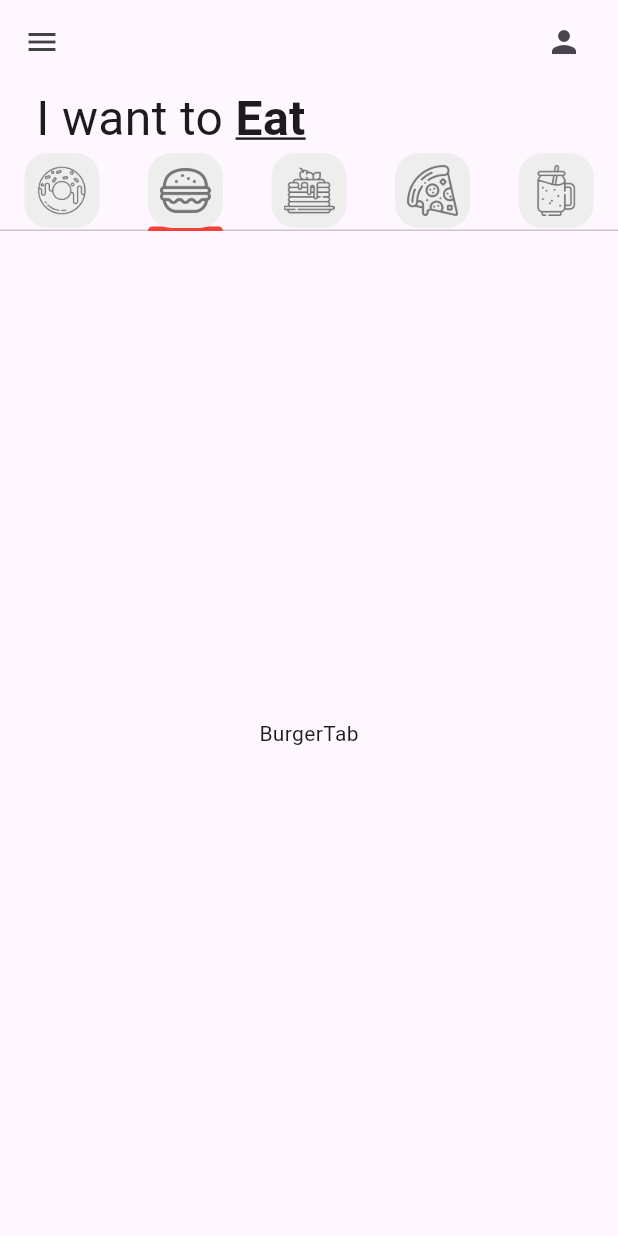
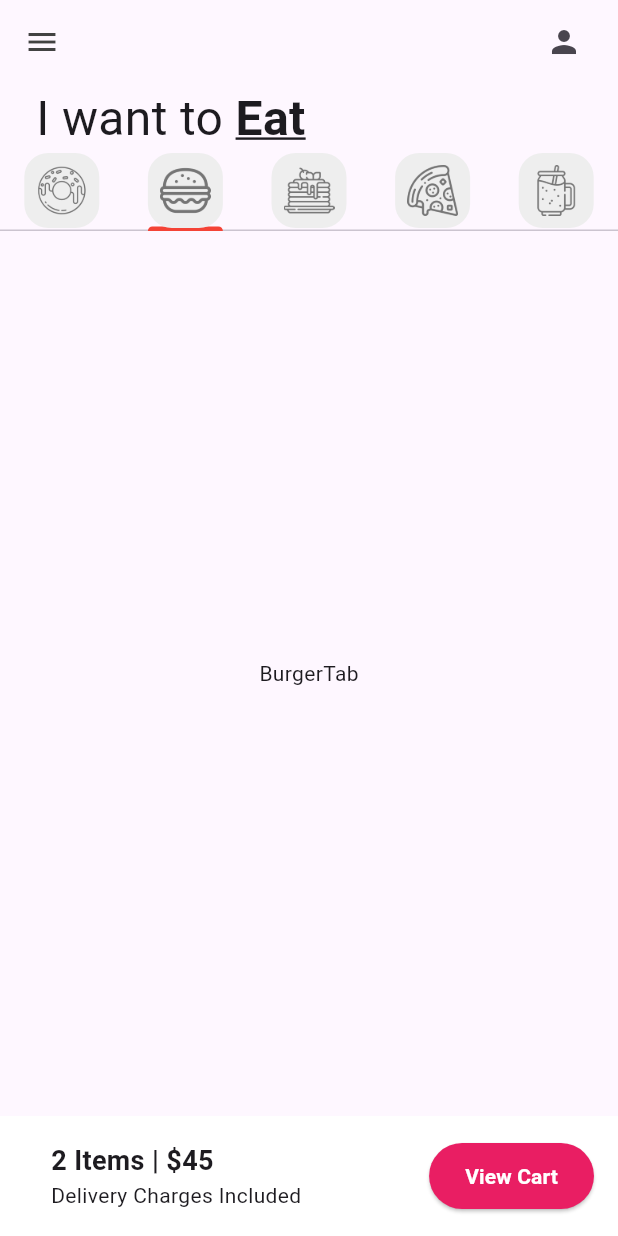
Before and after one commit to elgranjacob/donut_app_4sa, a Flutter app: the screen it shows after launch, tab 2 chosen, on a phone screen of 412 x 824 dp. Run offline on Flutter 3.47's test engine with Material 3 defaults, Android fonts, the phone set to English and light mode, and no system bars.

Commit message:
Shopping Cart Added

```diff
--- a/lib/pages/home_page.dart
+++ b/lib/pages/home_page.dart
@@ -4,9 +4,11 @@ import 'package:donut_app_4sa/tabs/pancakes_tab.dart';
 import 'package:donut_app_4sa/tabs/pizza_tab.dart';
 import 'package:donut_app_4sa/tabs/smothies_tab.dart';
 import 'package:donut_app_4sa/utils/my_tab.dart';
+import 'package:donut_app_4sa/utils/shopping_cart.dart';
 import 'package:flutter/material.dart';
 
-class HomePage extends StatefulWidget { //los datos que va cambiando el usuario y por lo mismo se van actualizando (cuando necesitamos cambios)
+class HomePage extends StatefulWidget {
+  //los datos que va cambiando el usuario y por lo mismo se van actualizando (cuando necesitamos cambios)
   const HomePage({super.key});
 
   @override
@@ -29,10 +31,7 @@ class _HomePageState extends State<HomePage> {
           appBar: AppBar(
             backgroundColor: Colors.transparent,
             //icono de la izquierda
-          leading: Icon(
-            Icons.menu,
-            color: Colors.grey[800]
-            ),
+            leading: Icon(Icons.menu, color: Colors.grey[800]),
             actions: [
               Padding(
                 padding: const EdgeInsets.only(right: 24.0),
@@ -47,17 +46,21 @@ class _HomePageState extends State<HomePage> {
                 padding: EdgeInsets.symmetric(horizontal: 24),
                 child: Row(
                   children: [
-                Text('I want to ', style: TextStyle(
-                  fontSize: 32
-                ),),
-                Text('Eat', style: TextStyle(
+                    Text(
+                      'I want to ',
+                      style: TextStyle(fontSize: 32),
+                    ),
+                    Text(
+                      'Eat',
+                      style: TextStyle(
                         //Tamaño de letra
                         fontSize: 32,
                         // Negritas
                         fontWeight: FontWeight.bold,
                         //Subrayado
                         decoration: TextDecoration.underline,
-                ),),
+                      ),
+                    ),
                   ],
                 ),
               ),
@@ -72,11 +75,11 @@ class _HomePageState extends State<HomePage> {
                   PanCakesTab(),
                   PizzaTab()
                 ]),
-          )
+              ),
               //4. Carrito (Cart)
+              const ShoppingCart()
             ],
-        )
-      ),
+          )),
     );
   }
 }
--- /dev/null
+++ b/lib/utils/shopping_cart.dart
@@ -0,0 +1,46 @@
+import 'package:flutter/material.dart';
+
+class ShoppingCart extends StatelessWidget {
+  const ShoppingCart({
+    super.key,
+  });
+
+  @override
+  Widget build(BuildContext context) {
+    return Container(
+      color: Colors.white,
+      padding: const EdgeInsets.all(16),
+      child: Row(
+        mainAxisAlignment: MainAxisAlignment.spaceBetween,
+        children: [
+          const Padding(
+            padding: EdgeInsets.only(left: 18),
+            child: Column(
+              crossAxisAlignment: CrossAxisAlignment.start,
+              children: [
+                Text(
+                  '2 Items | \$45',
+                  style: TextStyle(
+                      fontWeight: FontWeight.bold, fontSize: 18),
+                ),
+                Text('Delivery Charges Included')
+              ],
+            ),
+          ),
+          ElevatedButton(
+            onPressed: () {},
+            style: ElevatedButton.styleFrom(
+                backgroundColor: Colors.pink,
+                padding: const EdgeInsets.symmetric(
+                    horizontal: 24, vertical: 12)),
+            child: const Text(
+              'View Cart',
+              style: TextStyle(
+                  color: Colors.white, fontWeight: FontWeight.bold),
+            ),
+          )
+        ],
+      ),
+    );
+  }
+}
```
Also changed, not shown: lib/utils/donut_tile.dart (+23 -16 lines). Lines whose indentation alone changed are shown as unchanged.
